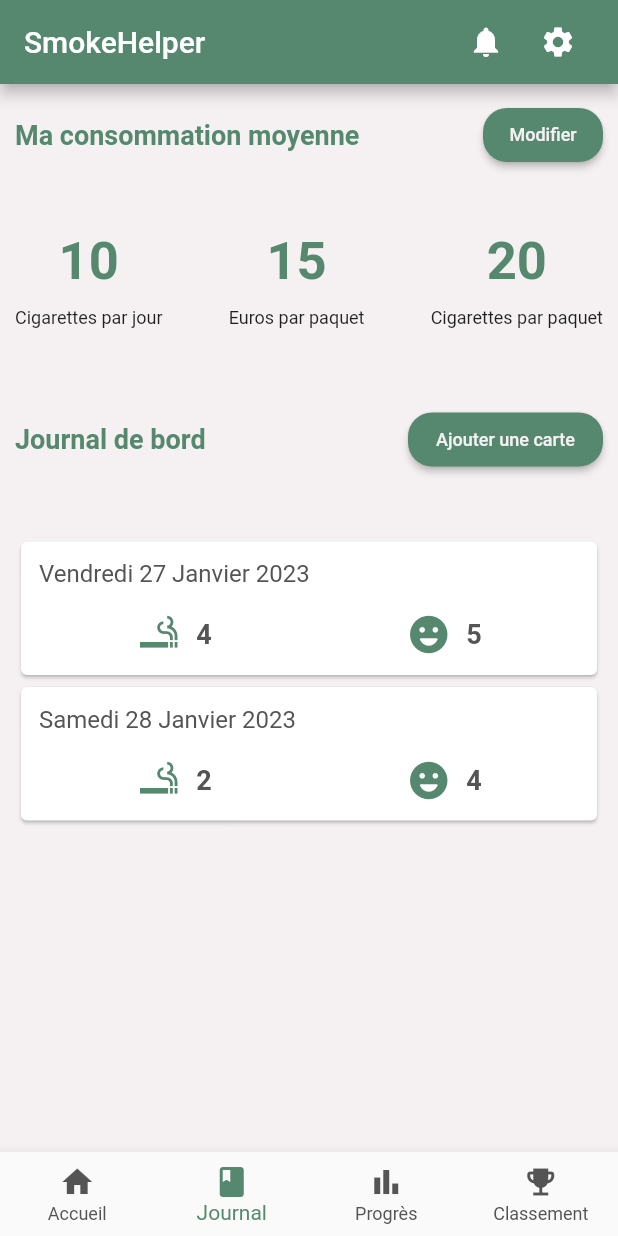
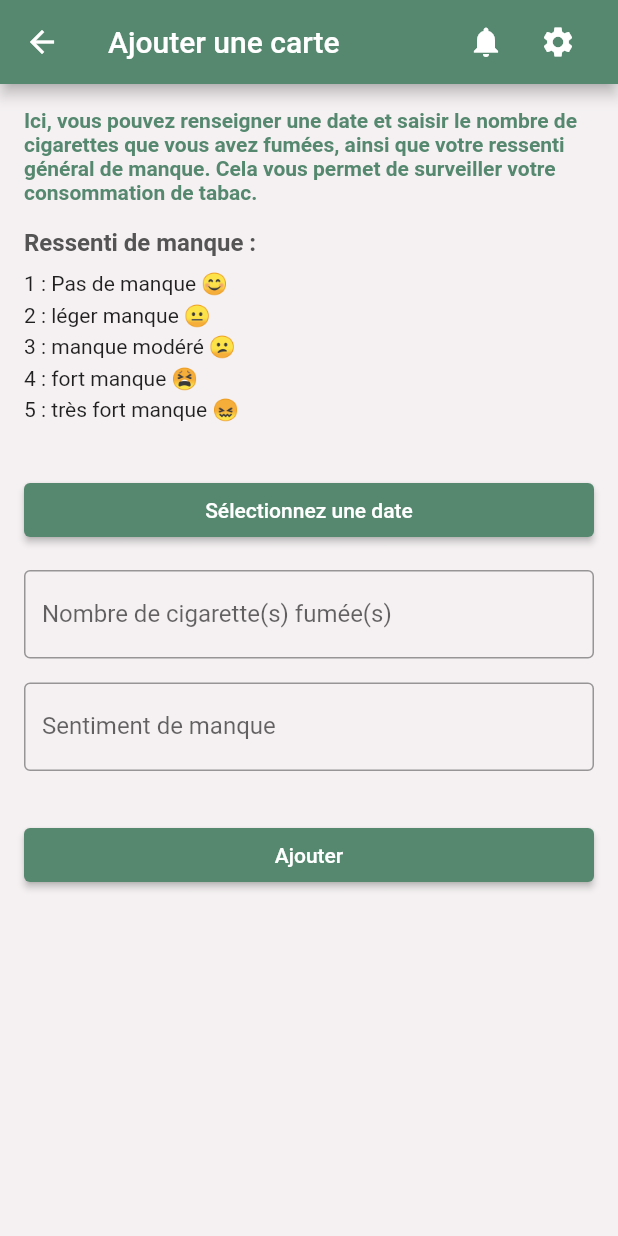
Before and after one commit to PintoJody/SmokeHelper, a Flutter app: the screen it shows after launch, item 2 of the bottom bar chosen, after a tap on "Ajouter une carte", on a phone screen of 412 x 824 dp. Run offline on Flutter 3.47's test engine with Material 2 defaults, Android fonts, the phone set to English and light mode, and no system bars; our stand-ins replace flutter_svg; missing offline and left inert: dart:ffi; network calls fail.

Commit message:
add LogBookFormView

```diff
--- a/lib/main.dart
+++ b/lib/main.dart
@@ -1,5 +1,6 @@
 import 'package:flutter/material.dart';
 import 'package:smoke_helper/theme/theme.dart';
+import 'package:smoke_helper/view/logBookFormView.dart';
 import 'package:smoke_helper/view/logBookView.dart';
 import 'package:smoke_helper/view/loginView.dart';
 import 'package:smoke_helper/view/profilView.dart';
@@ -42,6 +43,7 @@ class _MyAppState extends State<MyApp> {
         '/SettingView': (context) => SettingView(),
         '/ProfilView': (context) => ProfilView(),
         '/ProfilFormView': (context) => ProfilFormView(),
+        '/LogBookFormView': (context) => LogBookFormView(),
         '/LogBookView': (context) => LogBookView(),
       },
       home: Scaffold(
--- /dev/null
+++ b/lib/view/logBookFormView.dart
@@ -0,0 +1,134 @@
+
+import 'package:flutter/material.dart';
+
+import '../theme/theme.dart';
+import '../widget/HeaderNavigationView.dart';
+
+class LogBookFormView extends StatefulWidget {
+  @override
+  _LogBookFormViewState createState() => _LogBookFormViewState();
+}
+
+class _LogBookFormViewState extends State<LogBookFormView> {
+  final _formKey = GlobalKey<FormState>();
+  DateTime _selectedDate = DateTime.now();
+
+  double _nbCigarette = 0.0;
+  double _nbFeeling = 0.0;
+
+  @override
+  Widget build(BuildContext context) {
+    return Scaffold(
+      backgroundColor: CustomTheme.bgWhiteColor,
+      appBar: HeaderNavigationView(
+          pageName: "Ajouter une carte",
+          parentContext: context,
+          isHomePage: true),
+      body: Form(
+        key: _formKey,
+        child: ListView(
+          padding: EdgeInsets.all(16.0),
+          children: <Widget>[
+            const Text(
+              "Ici, vous pouvez renseigner une date et saisir le nombre de cigarettes que vous avez fumées, ainsi que votre ressenti général de manque. Cela vous permet de surveiller votre consommation de tabac.",
+              style: TextStyle(
+                color: CustomTheme.greenColor,
+                fontSize: 14,
+                fontWeight: FontWeight.bold
+              ),
+            ),
+            SizedBox(height: 16.0),
+            Text(
+              "Ressenti de manque :",
+              style: TextStyle(
+                  color: CustomTheme.greyColor,
+                  fontSize: 16,
+                  fontWeight: FontWeight.bold
+              ),
+            ),
+            SizedBox(height: 10.0),
+            Column(
+              crossAxisAlignment: CrossAxisAlignment.start,
+              children: [
+                Text("1 : Pas de manque 😊", style: TextStyle(fontSize: 14)),
+                SizedBox(height: 5.0),
+                Text("2 : léger manque 😐", style: TextStyle(fontSize: 14)),
+                SizedBox(height: 5.0),
+                Text("3 : manque modéré 😕", style: TextStyle(fontSize: 14)),
+                SizedBox(height: 5.0),
+                Text("4 : fort manque 😫", style: TextStyle(fontSize: 14)),
+                SizedBox(height: 5.0),
+                Text("5 : très fort manque 😖", style: TextStyle(fontSize: 14)),
+                SizedBox(height: 35.0),
+              ],
+            ),
+            ElevatedButton(
+              child: Text('Sélectionnez une date'),
+              style: ButtonStyle(
+                backgroundColor: MaterialStateProperty.all<Color>(CustomTheme.greenColor),
+              ),
+              onPressed: () async {
+                final DateTime? picked = await showDatePicker(
+                    context: context,
+                    initialDate: _selectedDate,
+                    firstDate: DateTime(2015, 8),
+                    lastDate: DateTime(2101));
+                if (picked != null && picked != _selectedDate)
+                  setState(() {
+                    _selectedDate = picked;
+                  });
+              },
+            ),
+            SizedBox(height: 16.0),
+            TextFormField(
+              keyboardType: TextInputType.numberWithOptions(decimal: true),
+              decoration: InputDecoration(
+                  labelText: 'Nombre de cigarette(s) fumée(s)',
+                  border: OutlineInputBorder(),
+                  hintText: 'Entrez un nombre'),
+              onChanged: (value) {
+                setState(() {
+                  _nbCigarette = double.tryParse(value) ?? 0.0;
+                });
+              },
+            ),
+            SizedBox(height: 16.0),
+            TextFormField(
+              keyboardType: TextInputType.numberWithOptions(decimal: true),
+              decoration: InputDecoration(
+                  labelText: 'Sentiment de manque',
+                  border: OutlineInputBorder(),
+                  hintText: 'Entrez un nombre'),
+              onChanged: (value) {
+                setState(() {
+                  _nbFeeling = double.tryParse(value) ?? 0.0;
+                });
+              },
+              validator: (value) {
+                if (_nbFeeling <= 0.0 || _nbFeeling > 5 ) {
+                  return 'Le champ doit être compris entre 1 et 5';
+                }
+                return null;
+              },
+            ),
+            SizedBox(height: 32.0),
+            ElevatedButton(
+              child: Text('Ajouter'),
+              style: ButtonStyle(
+                backgroundColor: MaterialStateProperty.all<Color>(CustomTheme.greenColor),
+              ),
+              onPressed: () {
+                if (_formKey.currentState!.validate()) {
+                  _formKey.currentState!.save();
+                  print('Date : $_selectedDate');
+                  print('Nombre de cigarette : $_nbCigarette');
+                  print('Ressenti : $_nbFeeling');
+                }
+              },
+            ),
+          ],
+        ),
+      ),
+    );
+  }
+}
--- a/lib/view/logBookView.dart
+++ b/lib/view/logBookView.dart
@@ -1,8 +1,11 @@
 import 'package:flutter/material.dart';
 import 'package:smoke_helper/theme/theme.dart';
+import 'package:smoke_helper/view/logBookFormView.dart';
 import 'package:smoke_helper/widget/ActionButton.dart';
 import 'package:smoke_helper/widget/CardConsumption.dart';
 import 'package:smoke_helper/widget/CardLogBook.dart';
+
+import '../widget/NavigatorButton.dart';
 
 class LogBookView extends StatefulWidget {
   const LogBookView({Key? key}) : super(key: key);
@@ -55,14 +58,7 @@ class _LogBookViewState extends State<LogBookView> {
                     fontSize: 18.0,
                   ),
                 ),
-                ActionButton(
-                    textButton: "Ajouter une carte",
-                    width: 130,
-                    fontSize: 12,
-                    onPressed: (){
-                      //TODO
-                    },
-                )
+                NavigatorButton(parentContext: context, path: "/LogBookFormView", text: "Ajouter une carte", width: 140, height: 35, textSize: 12.0),
               ],
             ),
             const SizedBox(height: 40),
```
